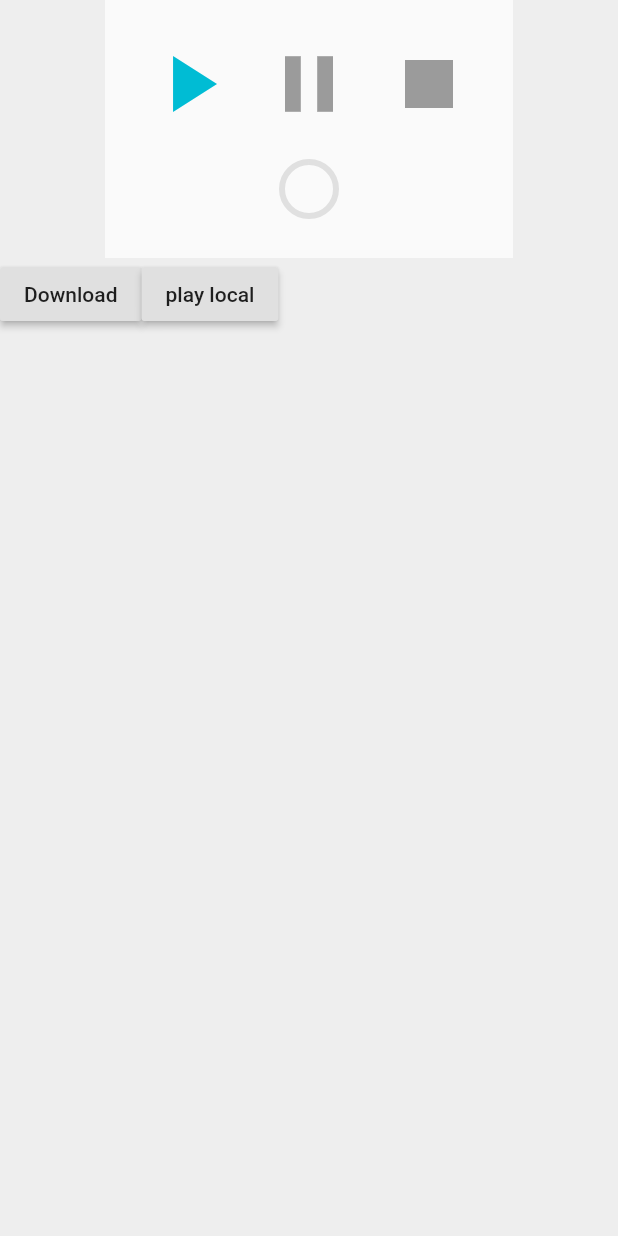
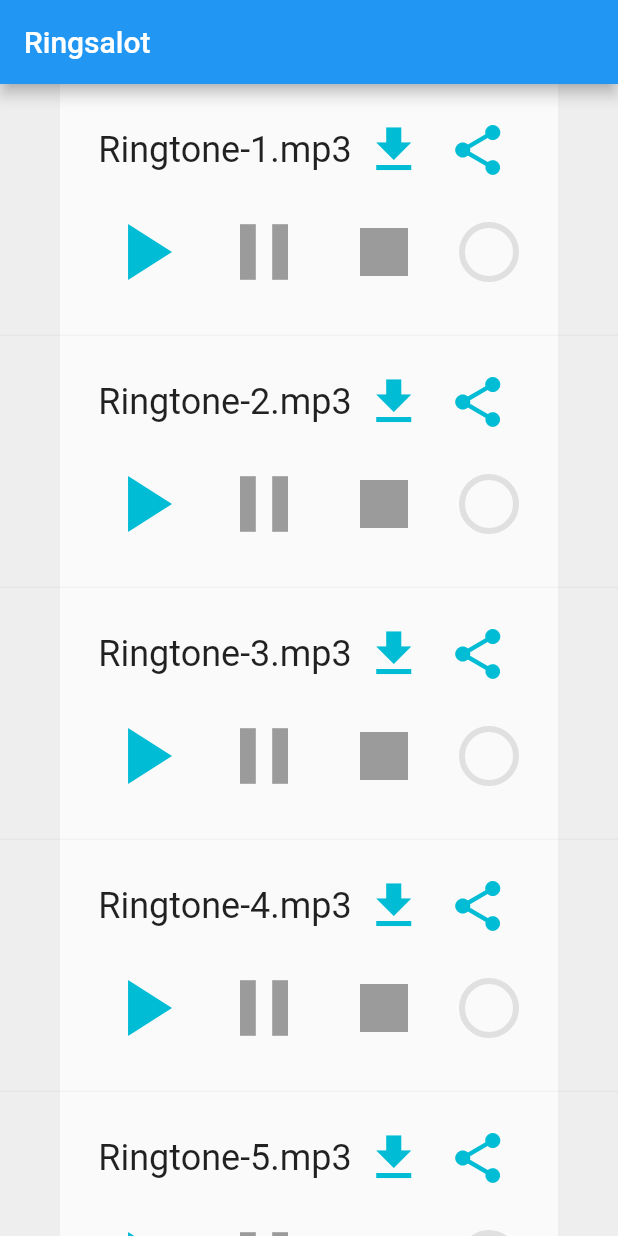
Before and after one commit to asabrein/Project-2, a Flutter app: the screen it shows after launch, after a tap on the "play arrow" icon, on a phone screen of 412 x 824 dp. Run offline on Flutter 3.47's test engine with Material 2 defaults, Android fonts, the phone set to English and light mode, and no system bars; our stand-ins replace share; missing offline and left inert: audioplayer; network calls fail.

Commit message:
added changes for flutter bot

```diff
--- a/example/lib/main.dart
+++ b/example/lib/main.dart
@@ -6,46 +6,63 @@
 import 'package:flutter/material.dart';
 import 'package:http/http.dart';
 import 'package:path_provider/path_provider.dart';
+import 'package:share/share.dart';
 
 typedef void OnError(Exception exception);
 
-const kUrl = "http://www.rxlabz.com/labz/audio2.mp3";
-const kUrl2 = "http://www.rxlabz.com/labz/audio.mp3";
+const kUrl1 = "http://k003.kiwi6.com/hotlink/i3s3kfxbl2/Ringtone-1.mp3";
+const kUrl2 = "http://k003.kiwi6.com/hotlink/mcdbu7xj6b/Ringtone-2.mp3";
+const kUrl3 = "http://k003.kiwi6.com/hotlink/hxslavjg3g/Ringtone-3.mp3";
+const kUrl4 = "http://k003.kiwi6.com/hotlink/ovabrtixxa/Ringtone-4.mp3";
+const kUrl5 = "http://k003.kiwi6.com/hotlink/zqduji0lt1/Ringtone-5.mp3";
 
 void main() {
-  runApp(new MaterialApp(home: new Scaffold(body: new AudioApp())));
+
+  AppBar appBar = new AppBar(title: new Text("Ringsalot"));
+  runApp(new MaterialApp(home: new Scaffold(appBar: appBar,
+      body: new AudioList())));
 }
 
-enum PlayerState { stopped, playing, paused }
-
-class AudioApp extends StatefulWidget {
+class AudioList extends StatefulWidget {
   @override
-  _AudioAppState createState() => new _AudioAppState();
+  _AudioListState createState() => new _AudioListState();
 }
 
-class _AudioAppState extends State<AudioApp> {
-  Duration duration;
-  Duration position;
+class _AudioListState extends State<AudioList> {
 
   AudioPlayer audioPlayer;
 
-  String localFilePath;
+  List<Widget> audioEntries;
 
-  PlayerState playerState = PlayerState.stopped;
+  @override
+  Widget build(BuildContext context) {
+    return new ListView(
+      shrinkWrap: true,
+      children: audioEntries
+    );
+  }
 
-  get isPlaying => playerState == PlayerState.playing;
-  get isPaused => playerState == PlayerState.paused;
-
-  get durationText =>
-      duration != null ? duration.toString().split('.').first : '';
-  get positionText =>
-      position != null ? position.toString().split('.').first : '';
+  void stopAllAudio() {
+    for (var entry in this.audioEntries) {
+      //entry.stop();
+    }
+  }
 
   @override
   void initState() {
     super.initState();
     initAudioPlayer();
+
+    audioEntries =  <Widget>[
+      new AudioEntry(kUrl1, audioPlayer, stopAllAudio),
+      new AudioEntry(kUrl2,audioPlayer, stopAllAudio),
+      new AudioEntry(kUrl3,audioPlayer, stopAllAudio),
+      new AudioEntry(kUrl4,audioPlayer, stopAllAudio),
+      new AudioEntry(kUrl5,audioPlayer, stopAllAudio)
+    ];
   }
+
+
 
   void initAudioPlayer() {
     audioPlayer = new AudioPlayer();
@@ -77,23 +94,66 @@
     });
   }
 
+}
+
+enum PlayerState { stopped, playing, paused }
+
+class AudioEntry extends StatefulWidget {
+    final String myKUrl;
+    final AudioPlayer player;
+    final Function stopAllMusic;
+
+    AudioEntry(this.myKUrl, this.player, this.stopAllMusic);
+
+    @override
+    _AudioEntryState createState() => new _AudioEntryState(this.myKUrl, this.player, this.stopAllMusic);
+  }
+
+class _AudioEntryState extends State<AudioEntry> {
+  final String myKUrl;
+  final AudioPlayer player;
+  final Function stopAllMusic;
+
+  _AudioEntryState(this.myKUrl, this.player, this.stopAllMusic);
+
+  Duration duration;
+  Duration position;
+
+  AudioPlayer audioPlayer;
+
+  String localFilePath;
+
+  PlayerState playerState = PlayerState.stopped;
+
+  get isPlaying => playerState == PlayerState.playing;
+  get isPaused => playerState == PlayerState.paused;
+
+  get durationText =>
+      duration != null ? duration.toString().split('.').first : '';
+  get positionText =>
+      position != null ? position.toString().split('.').first : '';
+
   Future play() async {
-    final result = await audioPlayer.play(kUrl);
+    stopAllMusic();
+
+    //await this.player.stop();
+    final result = await this.player.play(this.myKUrl);
     if (result == 1) setState(() => playerState = PlayerState.playing);
+
   }
 
   Future _playLocal() async{
-    final result = await audioPlayer.play(localFilePath, isLocal: true);
+    final result = await this.player.play(localFilePath, isLocal: true);
     if (result == 1) setState(() => playerState = PlayerState.playing);
   }
 
   Future pause() async {
-    final result = await audioPlayer.pause();
+    final result = await this.player.pause();
     if (result == 1) setState(() => playerState = PlayerState.paused);
   }
 
   Future stop() async {
-    final result = await audioPlayer.stop();
+    final result = await this.player.stop();
     if (result == 1)
       setState(() {
         playerState = PlayerState.stopped;
@@ -108,7 +168,7 @@
   @override
   void dispose() {
     super.dispose();
-    audioPlayer.stop();
+    this.player.stop();
   }
 
   Future<Uint8List> _loadFileBytes(String url, {OnError onError}) async {
@@ -122,22 +182,28 @@
   }
 
   Future _loadFile() async {
-    final bytes = await _loadFileBytes(kUrl,
+    var filename = this.myKUrl.split("/").removeLast();
+
+    final bytes = await _loadFileBytes(this.myKUrl,
         onError: (Exception exception) =>
             print('_MyHomePageState._loadVideo => exception ${exception}'));
 
     final dir = await getApplicationDocumentsDirectory();
-    final file = new File('${dir.path}/audio.mp3');
+    final file = new File('/storage/emulated/0/Download/${filename}');
 
     await file.writeAsBytes(bytes);
     if (await file.exists())
       setState(() {
         localFilePath = file.path;
       });
+
+    print("file downloaded");
   }
 
   @override
   Widget build(BuildContext context) {
+    var filename = this.myKUrl.split("/").removeLast();
+    filename = filename.substring(0, filename.length > 20 ? 20 : filename.length);
     return new Center(
         child: new Material(
             elevation: 2.0,
@@ -148,6 +214,22 @@
                       padding: new EdgeInsets.all(16.0),
                       child:
                         new Column(mainAxisSize: MainAxisSize.min, children: [
+
+                          new Row(mainAxisSize: MainAxisSize.min, children: [
+                            new Text("${filename ?? ''}",
+                                style: new TextStyle(fontSize: 24.0)),
+                            new IconButton(
+                                onPressed: () => _loadFile(),
+                                iconSize: 40.0,
+                                icon: new Icon(Icons.file_download),
+                                color: Colors.cyan),
+                            new IconButton(
+                                onPressed: () => share(this.myKUrl),
+                                iconSize: 40.0,
+                                icon: new Icon(Icons.share),
+                                color: Colors.cyan),
+                          ]),
+
                           new Row(mainAxisSize: MainAxisSize.min, children: [
                             new IconButton(
                                 onPressed: isPlaying ? null : () => play(),
@@ -165,8 +247,6 @@
                                 iconSize: 64.0,
                                 icon: new Icon(Icons.stop),
                                 color: Colors.cyan),
-                        ]),
-                        new Row(mainAxisSize: MainAxisSize.min, children: [
                             new Padding(
                                 padding: new EdgeInsets.all(12.0),
                                 child: new Stack(children: [
@@ -184,15 +264,10 @@
                                     new AlwaysStoppedAnimation(Colors.cyan),
                                   ),
                                 ])),
-                          new Text(
-                              position != null
-                                  ? "${positionText ?? ''} / ${durationText ?? ''}"
-                                  : duration != null ? durationText : '',
-                              style: new TextStyle(fontSize: 24.0))
                         ])
                       ]))),
               localFilePath != null ? new Text(localFilePath) : new Container(),
-              new Row(children: [
+              /*new Row(children: [
                 new RaisedButton(
                   onPressed: () => _loadFile(),
                   child: new Text('Download'),
@@ -201,7 +276,7 @@
                   onPressed: () => _playLocal(),
                   child: new Text('play local'),
                 ),
-              ])
+              ])*/
             ])));
   }
 }
--- a/example/pubspec.yaml
+++ b/example/pubspec.yaml
@@ -5,6 +5,7 @@
   flutter:
     sdk: flutter
   path_provider:
+  share:
   audioplayer:
     path: ../
 
@@ -14,6 +15,9 @@
   # included with your application, so that you can use the icons in
   # the Icons class.
   uses-material-design: true
+
+  assets:
+    - assets/Ringtone-4.mp3
 
   # To add assets to your application, add an assets section here, in
   # this "flutter" section, as in:
```
Also changed, not shown: 3 other files. Lines whose indentation alone changed are shown as unchanged.
